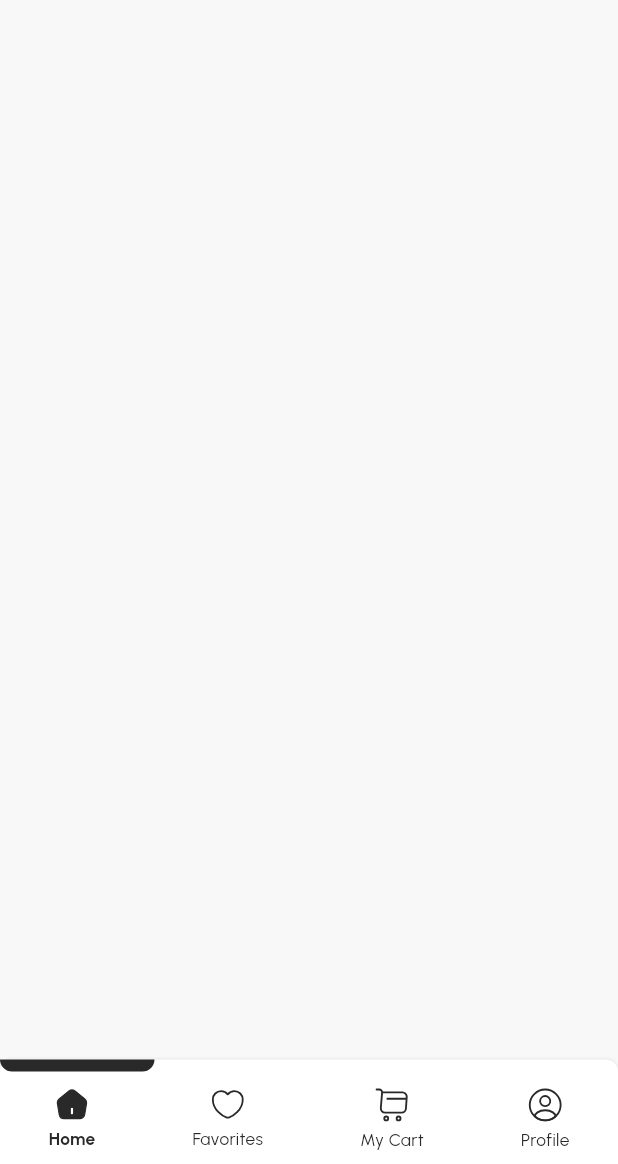
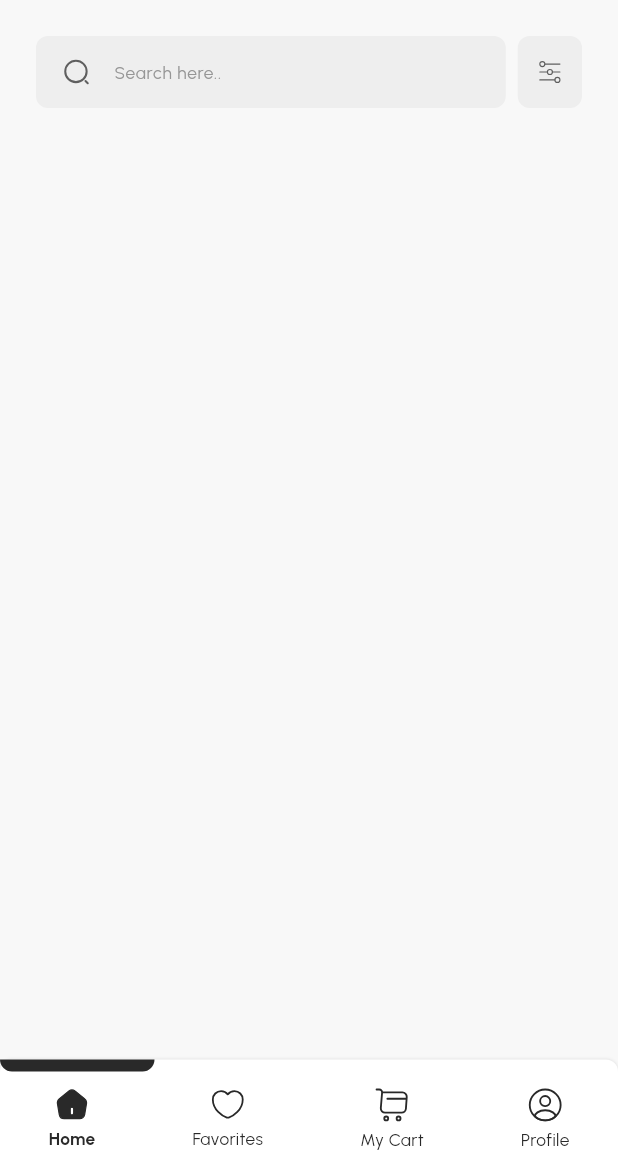
Before and after one commit to sohaib077/slash, a Flutter app: the screen it shows after launch, on a phone screen of 412 x 824 dp, the part 72-1236 px from its top. Run offline on Flutter 3.47's test engine with Material 3 defaults, Android fonts, the phone set to English and light mode, and no system bars; drawn by our look-alikes of flutter_animate; our stand-ins replace bloc, flutter_bloc, flutter_svg; missing offline and left inert: swipe_back_detector.

Commit message:
Search bar

```diff
--- /dev/null
+++ b/devtools_options.yaml
@@ -0,0 +1 @@
+extensions:
--- a/lib/core/utils/app_colors.dart
+++ b/lib/core/utils/app_colors.dart
@@ -8,4 +8,5 @@ abstract class AppColors {
   static const Color gray700 = Color(0xff454545);
   static const Color gray600 = Color(0xff5F5F5F);
   static const Color red = Color(0xffC12222);
+  static const Color textFormFieldFilledColor = Color(0xffE4E4E4);
 }
--- a/lib/core/utils/assets_data.dart
+++ b/lib/core/utils/assets_data.dart
@@ -17,4 +17,8 @@ abstract class AssetsData {
   static const arrowIcon = "assets/icons/arrowIcon.svg";
   static const notificationIcon = "assets/icons/notificationIcon.svg";
 
+  static const filterIcon = "assets/icons/filterIcon.svg";
+  static const searchIcon = "assets/icons/searchIcon.svg";
+
+
 }
--- a/lib/core/utils/shared_methods.dart
+++ b/lib/core/utils/shared_methods.dart
@@ -60,3 +60,10 @@ void navigateAndFinish(BuildContext context, widget,
     });
 
 // =============================================================================================
+
+
+void unfocus(context) {
+  FocusScope.of(context).unfocus();
+}
+
+// =============================================================================================
--- a/lib/core/utils/size_config.dart
+++ b/lib/core/utils/size_config.dart
@@ -18,6 +18,11 @@ abstract class SizeConfig {
     // On my emulator the defaultSize = 10 almost
     widthBlock = screenWidth * 0.0275;
     heightBlock = screenHeight * 0.0156;
+  }
+
+  static bool isDesktop(context) {
+    // double width = MediaQuery.sizeOf(context).width;
+    return screenWidth >= desktop;
   }
 
   static double getResponsiveFontSize(context, {required double fontSize}) {
--- a/lib/features/home/presentation/views/home_view.dart
+++ b/lib/features/home/presentation/views/home_view.dart
@@ -1,6 +1,7 @@
 import 'package:flutter/material.dart';
 import 'package:flutter_bloc/flutter_bloc.dart';
 import 'package:slash/core/adaptive_layout_widget.dart';
+import 'package:slash/core/utils/shared_methods.dart';
 import 'package:slash/core/utils/size_config.dart';
 import 'package:slash/features/home/presentation/manager/home_cubit.dart';
 import 'package:slash/features/home/presentation/views/widgets/bottom_navigation_bar.dart';
@@ -14,6 +15,8 @@ class HomeView extends StatelessWidget {
     SizeConfig.init(context);
     return BlocProvider(
       create: (context) => HomeCubit(),
+      child: GestureDetector(
+        onTap: () => unfocus(context),
         child: Scaffold(
           bottomNavigationBar: SizeConfig.screenWidth < SizeConfig.desktop
               ? const CustomBottomNavigationBar()
@@ -25,6 +28,7 @@ class HomeView extends StatelessWidget {
             desktopLayout: (context) => const Column(),
           ),
         ),
+      ),
     );
   }
 }
--- /dev/null
+++ b/lib/features/home/presentation/views/widgets/CustomTextFormField.dart
@@ -0,0 +1,62 @@
+import 'package:flutter/material.dart';
+import 'package:flutter_svg/svg.dart';
+import 'package:slash/core/utils/app_colors.dart';
+import 'package:slash/core/utils/assets_data.dart';
+import 'package:slash/core/utils/extensions.dart';
+import 'package:slash/core/utils/size_config.dart';
+import 'package:slash/core/utils/size_config.dart';
+import 'package:slash/core/utils/styles.dart';
+
+class CustomTextFormField extends StatelessWidget {
+  const CustomTextFormField({
+    super.key,
+    this.controller,
+    required this.hintText,
+    this.obscureText,
+    this.keyboardType = TextInputType.text,
+    this.prefix,
+  });
+
+  final TextEditingController? controller;
+  final String hintText;
+  final bool? obscureText;
+  final TextInputType keyboardType;
+  final String? prefix;
+
+  @override
+  Widget build(BuildContext context) {
+    return Container(
+      height: double.infinity,
+    decoration: BoxDecoration(
+      color: AppColors.textFormFieldFilledColor.withOpacity(.52),
+      borderRadius: BorderRadius.circular(8),
+    ),
+
+      child: Center(
+        child: TextFormField(
+          keyboardType: keyboardType,
+          controller: controller,
+          style: Styles.medium14Style(context, size: 15),
+          textAlignVertical: TextAlignVertical.center,
+          decoration: InputDecoration(
+            contentPadding:
+                const EdgeInsets.symmetric(horizontal: 18, vertical: 12),
+
+            hintText: hintText,
+            hintStyle: Styles.regular14Style(context)
+                .copyWith(color: const Color(0xff969696)),
+            prefixIcon: prefix == null ? null : Padding(
+              padding: const EdgeInsetsDirectional.only(start: 18, end: 12),
+              child:
+                  SvgPicture.asset(prefix!, width: 20.res(context)),
+            ),
+            // prefixIconConstraints: BoxConstraints(maxWidth: 30.res(context)),
+            border: InputBorder.none,
+            // filled: true,
+            // fillColor: AppColors.textFormFieldFilledColor.withOpacity(.52),
+          ),
+        ),
+      ),
+    );
+  }
+}
--- /dev/null
+++ b/lib/features/home/presentation/views/widgets/home_search_bar.dart
@@ -0,0 +1,41 @@
+import 'package:flutter/cupertino.dart';
+import 'package:flutter/material.dart';
+import 'package:flutter_svg/flutter_svg.dart';
+import 'package:slash/core/utils/app_colors.dart';
+import 'package:slash/core/utils/assets_data.dart';
+import 'package:slash/core/utils/extensions.dart';
+import 'package:slash/features/home/presentation/views/widgets/CustomTextFormField.dart';
+
+class HomeSearchBar extends StatelessWidget {
+  const HomeSearchBar({
+    super.key,
+  });
+
+  @override
+  Widget build(BuildContext context) {
+    return IntrinsicHeight(
+      child: Row(
+        children: [
+          Expanded(
+            child: CustomTextFormField(
+              controller: TextEditingController(),
+              hintText: "Search here..",
+              prefix: AssetsData.searchIcon,
+            ),
+          ),
+          const SizedBox(width: 8),
+          Container(
+            height: double.infinity,
+            decoration: BoxDecoration(
+              color: AppColors.textFormFieldFilledColor.withOpacity(0.52),
+              borderRadius: BorderRadius.circular(8),
+            ),
+            padding: const EdgeInsetsDirectional.all(14),
+            child:
+                SvgPicture.asset(AssetsData.filterIcon, width: 18.res(context)),
+          ),
+        ],
+      ),
+    );
+  }
+}
--- a/lib/features/home/presentation/views/widgets/mobile_layout.dart
+++ b/lib/features/home/presentation/views/widgets/mobile_layout.dart
@@ -1,8 +1,6 @@
-import 'dart:developer';
-
 import 'package:flutter/material.dart';
-import 'package:slash/core/utils/size_config.dart';
 import 'package:slash/features/home/presentation/views/widgets/home_app_bar.dart';
+import 'package:slash/features/home/presentation/views/widgets/home_search_bar.dart';
 
 class MobileLayout extends StatelessWidget {
   const MobileLayout({
@@ -15,7 +13,9 @@ class MobileLayout extends StatelessWidget {
       padding: const EdgeInsets.only(top: 20, right: 24, left: 24),
       child: Column(
         children: [
-          HomeAppBar(),
+          const HomeAppBar(),
+          const SizedBox(height: 20),
+          HomeSearchBar()
         ],
       ),
     );
```
Also changed, not shown: assets/icons/accessoriesIcon.svg (added), assets/icons/artifactsIcon.svg (added), assets/icons/booksIcon.svg (added), assets/icons/fashionIcon.svg (added), assets/icons/filterIcon.svg (added), assets/icons/gamesIcon.svg (added), assets/icons/petsIcon.svg (added), assets/icons/searchIcon.svg (added). Lines whose indentation alone changed are shown as unchanged.
